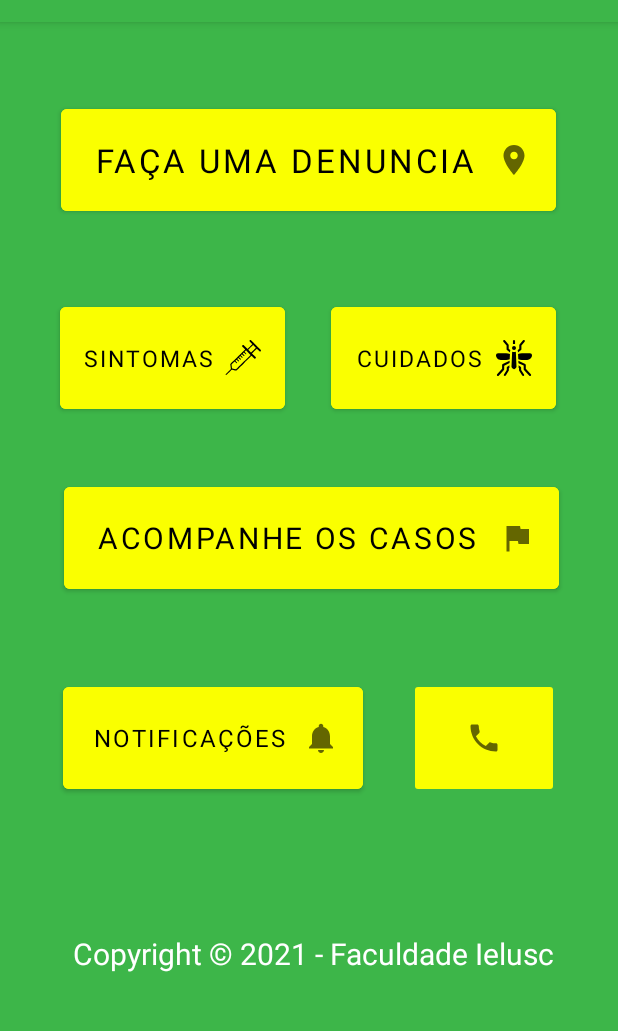
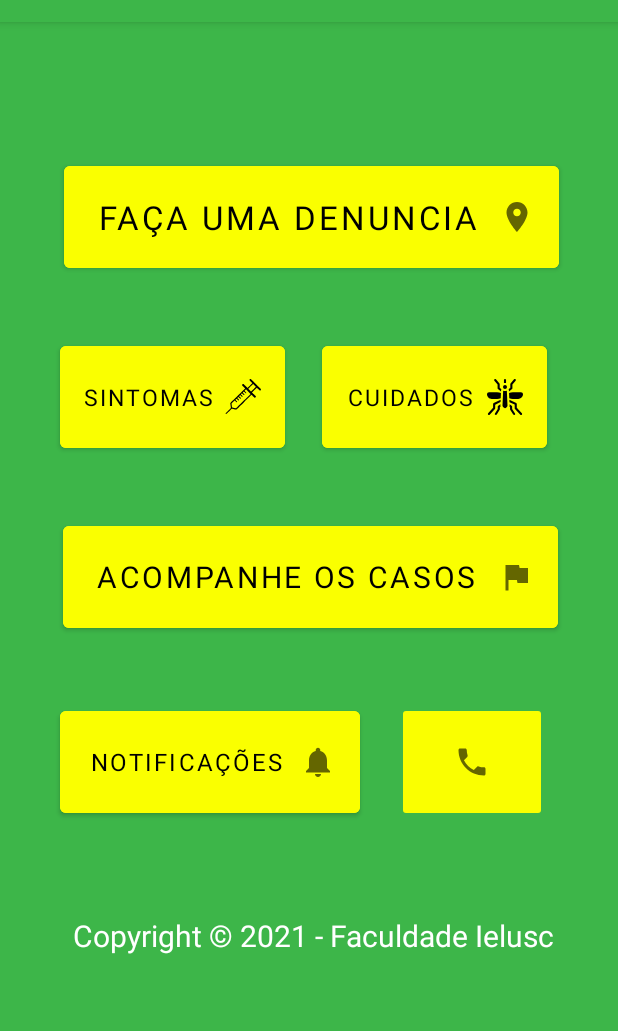
Before and after one commit to gabrielcaixeta/dengueville, an Android app: the screen it shows after launch (MainActivity), on a phone screen of 412 x 824 dp, the part 62-1093 px from its top. Run offline under Robolectric (Android 15) with nearby library versions, the phone set to English and light mode, and no system bars.

Commit message:
btn denuncia criado

```diff
--- a/app/src/main/java/br/com/dengueville/MainActivity.java
+++ b/app/src/main/java/br/com/dengueville/MainActivity.java
@@ -6,13 +6,24 @@ import android.content.Intent;
 import android.net.Uri;
 import android.os.Bundle;
 import android.view.View;
+import android.widget.Button;
 
 public class MainActivity extends AppCompatActivity {
+
+    private Button btndenuncia;
 
     @Override
     protected void onCreate(Bundle savedInstanceState) {
         super.onCreate(savedInstanceState);
         setContentView(R.layout.activity_main);
+
+        btndenuncia = (Button) findViewById(R.id.denuncia);
+        btndenuncia.setOnClickListener(new View.OnClickListener() {
+            @Override
+            public void onClick(View v) {
+                startActivity( new Intent(Intent.ACTION_VIEW, Uri.parse("https://ouvidoria-form.joinville.sc.gov.br/")));
+            }
+        });
     }
     public void abrirTelefone(View novaView) {
         String numeroTelefone = getString(R.string.numero_telefone);
--- a/app/src/main/res/layout/activity_main.xml
+++ b/app/src/main/res/layout/activity_main.xml
@@ -8,17 +8,17 @@
     tools:context=".SplashScreenActivity">
 
     <Button
-        android:id="@+id/button"
+        android:id="@+id/denuncia"
         style="@style/backgroundAmarelo"
         android:layout_width="330dp"
         android:layout_height="80dp"
-        android:layout_marginTop="52dp"
+        android:layout_marginTop="90dp"
         android:drawableRight="@drawable/icon_place"
         android:text="@string/button_denuncia"
         android:textColor="#000000"
         android:textSize="22sp"
         app:layout_constraintEnd_toEndOf="parent"
-        app:layout_constraintHorizontal_bias="0.493"
+        app:layout_constraintHorizontal_bias="0.518"
         app:layout_constraintStart_toStartOf="parent"
         app:layout_constraintTop_toTopOf="parent" />
 
@@ -27,7 +27,9 @@
         style="@style/backgroundAmarelo"
         android:layout_width="330dp"
         android:layout_height="80dp"
+        android:layout_marginStart="20dp"
         android:layout_marginTop="40dp"
+        android:layout_marginEnd="20dp"
         android:drawableRight="@drawable/icon_flag"
         android:text="@string/button_casos"
         android:textColor="#000000"
@@ -42,8 +44,8 @@
         style="@style/backgroundAmarelo"
         android:layout_width="100dp"
         android:layout_height="80dp"
-        android:layout_marginTop="50dp"
-        android:layout_marginEnd="30dp"
+        android:layout_marginTop="40dp"
+        android:layout_marginEnd="40dp"
         android:onClick="abrirTelefone"
         app:layout_constraintBottom_toBottomOf="parent"
         app:layout_constraintEnd_toEndOf="parent"
@@ -58,25 +60,26 @@
         style="@style/backgroundAmarelo"
         android:layout_width="200dp"
         android:layout_height="80dp"
-        android:layout_marginTop="50dp"
+        android:layout_marginStart="10dp"
+        android:layout_marginTop="40dp"
         android:drawableRight="@drawable/icon_notifications"
         android:text="@string/button_notificacoes"
         android:textColor="#000000"
         android:textSize="16sp"
         app:layout_constraintBottom_toBottomOf="parent"
         app:layout_constraintEnd_toEndOf="parent"
-        app:layout_constraintHorizontal_bias="0.199"
+        app:layout_constraintHorizontal_bias="0.149"
         app:layout_constraintStart_toStartOf="parent"
         app:layout_constraintTop_toBottomOf="@+id/button4"
-        app:layout_constraintVertical_bias="0.013" />
+        app:layout_constraintVertical_bias="0.014" />
 
     <Button
         android:id="@+id/button3"
         style="@style/backgroundAmarelo"
         android:layout_width="150dp"
         android:layout_height="80dp"
-        android:layout_marginTop="52dp"
-        android:layout_marginEnd="32dp"
+        android:layout_marginTop="40dp"
+        android:layout_marginEnd="40dp"
         android:drawableRight="@drawable/icon_mosquito"
         android:text="@string/button_cuidados"
         android:textColor="#000000"
@@ -84,7 +87,7 @@
         app:layout_constraintEnd_toEndOf="parent"
         app:layout_constraintHorizontal_bias="0.769"
         app:layout_constraintStart_toEndOf="@+id/button2"
-        app:layout_constraintTop_toBottomOf="@+id/button" />
+        app:layout_constraintTop_toBottomOf="@+id/denuncia" />
 
     <Button
         android:id="@+id/button2"
@@ -92,19 +95,19 @@
         android:layout_width="150dp"
         android:layout_height="80dp"
         android:layout_marginStart="40dp"
-        android:layout_marginTop="52dp"
+        android:layout_marginTop="40dp"
         android:drawableRight="@drawable/icon_injection"
         android:text="@string/button_sintomas"
         android:textColor="#000000"
         android:textSize="15sp"
         app:layout_constraintStart_toStartOf="parent"
-        app:layout_constraintTop_toBottomOf="@+id/button" />
+        app:layout_constraintTop_toBottomOf="@+id/denuncia" />
 
     <TextView
         android:id="@+id/textView"
         android:layout_width="wrap_content"
         android:layout_height="wrap_content"
-        android:layout_marginTop="70dp"
+        android:layout_marginTop="40dp"
         android:layout_marginBottom="34dp"
         android:text="@string/footer_name"
         android:textColor="#FFFFFF"
```
